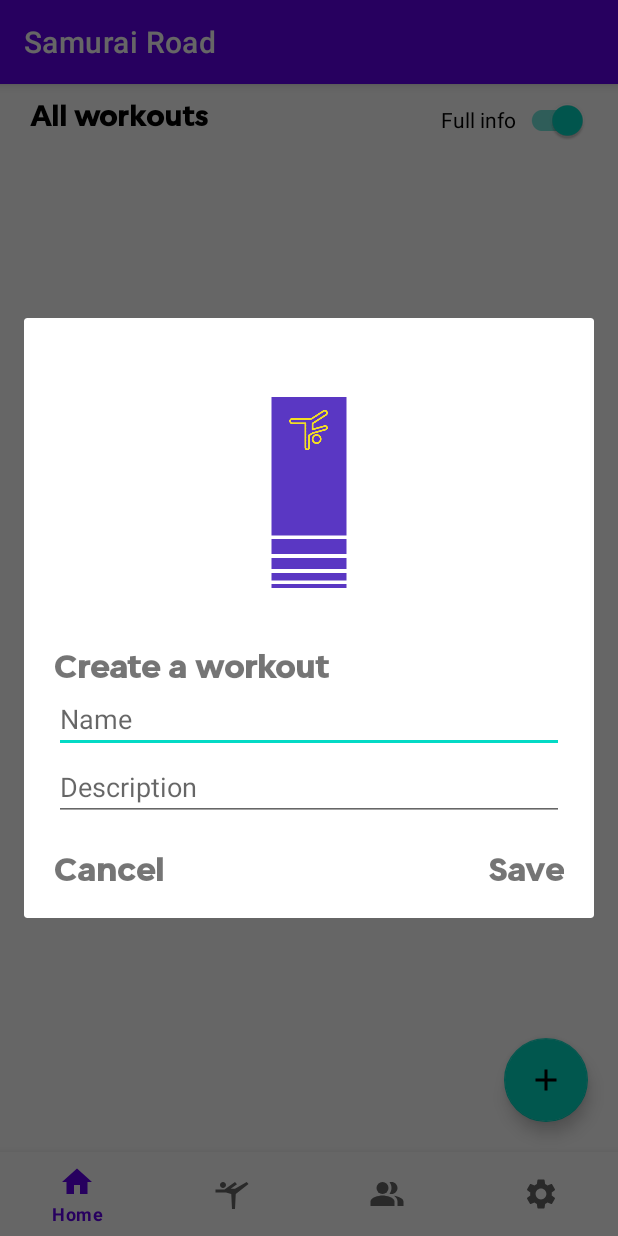
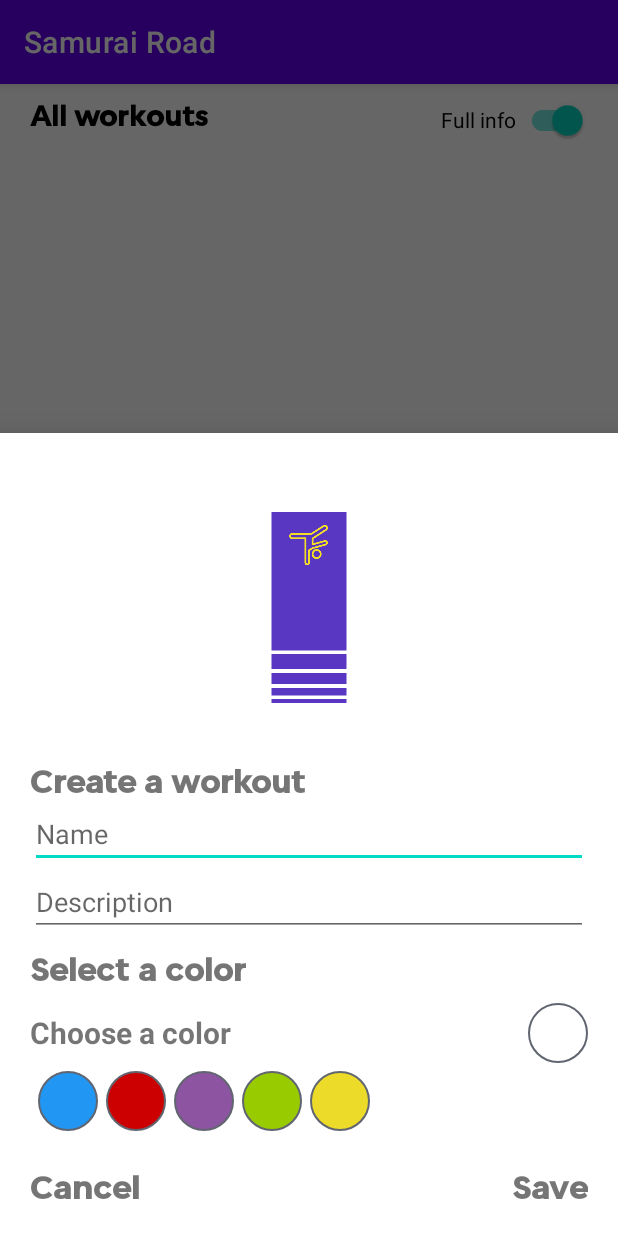
Before and after one commit to D0ytr6/workout-design-app, an Android app: the WorkoutsListFragment screen opened through its navigation route, after a tap on an icon or button, on a phone screen of 412 x 824 dp. Run offline under Robolectric (Android 15) with nearby library versions, the phone set to English and light mode, and no system bars; our stand-ins replace Room's generated code, navigation-ui.

Commit message:
Add bottom sheet dialog, send listener through bundle

```diff
--- a/app/build.gradle
+++ b/app/build.gradle
@@ -35,6 +35,7 @@ android {
     buildFeatures{
         viewBinding true
     }
+
 }
 
 dependencies {
--- a/app/src/main/java/com/example/samurairoad/adapters/ParentWorkoutAdapter.kt
+++ b/app/src/main/java/com/example/samurairoad/adapters/ParentWorkoutAdapter.kt
@@ -2,7 +2,6 @@ package com.example.samurairoad.adapters
 
 import android.util.Log
 import android.view.LayoutInflater
-import android.view.View
 import android.view.ViewGroup
 import androidx.recyclerview.widget.LinearLayoutManager
 import androidx.recyclerview.widget.RecyclerView
@@ -18,8 +17,9 @@ class ParentWorkoutAdapter : RecyclerView.Adapter<ParentWorkoutAdapter.WorkoutVi
     // workouts list for showing
     var workouts = emptyList<Workout>()
         set(newValue){
+            Log.d("MyTag", "Set new value to adapter")
             field = newValue
-            newValue.forEach {Log.d("MyTag", "Adapter $it")  }
+            Log.d("MyTag", newValue.toString())
 //             update visible list
             notifyDataSetChanged()
         }
--- /dev/null
+++ b/app/src/main/java/com/example/samurairoad/dialogs/CreateWorkoutDialog.kt
@@ -0,0 +1,86 @@
+package com.example.samurairoad.dialogs
+
+import android.app.Dialog
+import android.os.Bundle
+import android.os.Parcelable
+import android.view.LayoutInflater
+import android.view.View
+import android.view.ViewGroup
+import android.widget.Toast
+import androidx.lifecycle.ViewModelProvider
+import androidx.navigation.fragment.findNavController
+import com.example.samurairoad.R
+import com.example.samurairoad.databinding.AddWorkoutDialogBinding
+import com.example.samurairoad.ui.activities.WorkoutsListViewModel
+import com.google.android.material.bottomsheet.BottomSheetDialogFragment
+
+class CreateWorkoutDialog: BottomSheetDialogFragment() {
+
+    private lateinit var _binding: AddWorkoutDialogBinding
+    private val binding get() = _binding
+
+    override fun onCreateDialog(savedInstanceState: Bundle?): Dialog {
+        return super.onCreateDialog(savedInstanceState)
+    }
+
+    override fun onCreateView(
+        inflater: LayoutInflater,
+        container: ViewGroup?,
+        savedInstanceState: Bundle?
+    ): View? {
+        _binding = AddWorkoutDialogBinding.inflate(inflater, container, false)
+        val viewModel = ViewModelProvider(this).get(WorkoutsListViewModel::class.java)
+//        TODO replace bundle by safe args
+        val listener = arguments?.getParcelable<DialogClickListener>("clickListener")
+
+        binding.CancelButton.setOnClickListener {
+            findNavController().popBackStack()
+            Toast.makeText(requireContext(), "Cancel", Toast.LENGTH_SHORT).show()
+        }
+
+        binding.SaveButton.setOnClickListener {
+            if(!binding.nameEt.text.equals("") and !binding.descriptionEt.equals("")){
+                listener?.onSaveClickListener(binding.nameEt.text.toString(), binding.descriptionEt.text.toString())
+                findNavController().popBackStack()
+            }
+        }
+
+        binding.chooseColor.blueFl.setOnClickListener {
+            binding.chooseColor.emptyBox.setImageResource(R.drawable.color_checkbox_blue)
+//            selectedColor = R.color.blue
+        }
+
+        binding.chooseColor.redFl.setOnClickListener {
+            binding.chooseColor.emptyBox.setImageResource(R.drawable.color_checkbox_red)
+//            selectedColor = R.color.red
+        }
+
+        binding.chooseColor.greenFl.setOnClickListener {
+            binding.chooseColor.emptyBox.setImageResource(R.drawable.color_checkbox_green)
+//            selectedColor = R.color.green
+        }
+
+        binding.chooseColor.yellowFl.setOnClickListener {
+            binding.chooseColor.emptyBox.setImageResource(R.drawable.color_checkbox_yellow)
+//            selectedColor = R.color.yellow
+        }
+
+        binding.chooseColor.purpleFl.setOnClickListener {
+            binding.chooseColor.emptyBox.setImageResource(R.drawable.color_checkbox_purple)
+//            selectedColor = R.color.purple_200
+        }
+
+        return binding.root
+    }
+
+    override fun onViewCreated(view: View, savedInstanceState: Bundle?) {
+        super.onViewCreated(view, savedInstanceState)
+    }
+
+    interface DialogClickListener : Parcelable{
+
+        fun onSaveClickListener(title: String, description: String)
+
+    }
+
+}
--- a/app/src/main/java/com/example/samurairoad/repository/WorkoutRepository.kt
+++ b/app/src/main/java/com/example/samurairoad/repository/WorkoutRepository.kt
@@ -6,6 +6,7 @@ import android.graphics.Bitmap
 import android.graphics.BitmapFactory
 import android.net.Uri
 import android.util.Log
+import androidx.lifecycle.Lifecycle
 import androidx.lifecycle.LiveData
 import com.example.samurairoad.repository.WorkoutRepository.Companion.workoutDatabase
 import com.example.samurairoad.room.WorkoutDatabase
@@ -132,6 +133,7 @@ class WorkoutRepository {
         }
 
         const val MyTag = "MyTag"
+        const val LifecycleTag = "LifeCycleTag"
 
     }
 
--- a/app/src/main/java/com/example/samurairoad/ui/activities/WorkoutsListFragment.kt
+++ b/app/src/main/java/com/example/samurairoad/ui/activities/WorkoutsListFragment.kt
@@ -2,21 +2,28 @@ package com.example.samurairoad.ui.activities
 
 import android.app.Dialog
 import android.os.Bundle
+import android.os.Parcel
+import android.os.Parcelable
 import android.util.Log
 import android.view.LayoutInflater
 import android.view.View
 import android.view.ViewGroup
 import android.widget.CompoundButton
 import android.widget.Toast
+import androidx.core.os.bundleOf
 import androidx.core.view.children
 import androidx.fragment.app.Fragment
 import androidx.lifecycle.ViewModelProvider
+import androidx.navigation.fragment.findNavController
 import androidx.recyclerview.widget.StaggeredGridLayoutManager
+import com.example.samurairoad.R
 import com.example.samurairoad.adapters.Exercise
 import com.example.samurairoad.adapters.Workout
 import com.example.samurairoad.adapters.ParentWorkoutAdapter
 import com.example.samurairoad.databinding.AddWorkoutDialogBinding
 import com.example.samurairoad.databinding.FragmentWorkoutsListBinding
+import com.example.samurairoad.dialogs.CreateWorkoutDialog
+import com.example.samurairoad.repository.WorkoutRepository
 import com.example.samurairoad.room.tables.ExerciseTableModel
 import com.example.samurairoad.room.tables.WorkoutTableModel
 
@@ -37,12 +44,32 @@ class WorkoutsListFragment : Fragment() {
 
     private var workoutsShowList = listOf<Workout>()
 
+    private var selectedColor: Int? = null
+
+    private val listener = object : CreateWorkoutDialog.DialogClickListener{
+
+        override fun onSaveClickListener(title: String, description: String) {
+            viewModel.insertWorkout(requireContext(), title, description)
+        }
+
+        override fun describeContents(): Int {
+            return 0
+        }
+
+        override fun writeToParcel(p0: Parcel, p1: Int) {
+        }
+
+    }
+
     override fun onCreateView(
         inflater: LayoutInflater, container: ViewGroup?,
         savedInstanceState: Bundle?
     ): View? {
+        Log.d(WorkoutRepository.LifecycleTag, "onCreateView")
+
         _binding = FragmentWorkoutsListBinding.inflate(inflater, container, false)
 
+        //TODO most modern delegate by viev models
         viewModel = ViewModelProvider(this).get(WorkoutsListViewModel::class.java)
 
         adapter = ParentWorkoutAdapter()
@@ -51,38 +78,17 @@ class WorkoutsListFragment : Fragment() {
 
         binding.workoutListRv.adapter = adapter
 
+        // TODO hard code dialog
         val dialog = Dialog(requireContext())
 
         viewModel.workoutAdapterList.observe(viewLifecycleOwner){
+            Log.d(WorkoutRepository.MyTag, "Fragment get data from observer")
             workoutsShowList = it
             adapter.workouts = it
         }
 
         binding.fabBtnCreateWorkout.setOnClickListener {
-            var dialogBinding = AddWorkoutDialogBinding.inflate(inflater)
-
-            dialogBinding.CancelButton.setOnClickListener {
-                dialog.dismiss()
-                Toast.makeText(requireContext(), "Cancel", Toast.LENGTH_SHORT).show()
-            }
-
-            dialogBinding.SaveButton.setOnClickListener {
-                if(!dialogBinding.nameEt.text.equals("") and !dialogBinding.descriptionEt.equals("")){
-                    viewModel.insertWorkout(requireContext(), dialogBinding.nameEt.text.toString(), dialogBinding.descriptionEt.text.toString())
-                    dialog.dismiss()
-                }
-            }
-
-            dialog.setContentView(dialogBinding.root)
-
-            dialog.window!!.setLayout(
-                ViewGroup.LayoutParams.MATCH_PARENT,
-                ViewGroup.LayoutParams.WRAP_CONTENT
-            )
-
-            dialog.setCancelable(true)
-            dialog.show()
-
+            openCreateWorkoutDialog()
         }
 
         binding.materialSwitch.setOnCheckedChangeListener(CompoundButton.OnCheckedChangeListener { _, isChecked ->
@@ -96,10 +102,14 @@ class WorkoutsListFragment : Fragment() {
             }
 
         })
+
+
         return binding.root
     }
 
+
     override fun onViewCreated(view: View, savedInstanceState: Bundle?) {
+        Log.d(WorkoutRepository.LifecycleTag, "onViewCreated")
         super.onViewCreated(view, savedInstanceState)
         viewModel.getAllWorkouts(requireContext())
         viewModel.getAllExercises(requireContext())
@@ -111,4 +121,34 @@ class WorkoutsListFragment : Fragment() {
         // TODO: Use the ViewModel
     }
 
+    override fun onDestroyView() {
+        super.onDestroyView()
+        Log.d(WorkoutRepository.LifecycleTag, "onDestroy")
+    }
+
+    override fun onStart() {
+        Log.d(WorkoutRepository.LifecycleTag, "onStart")
+        super.onStart()
+    }
+
+    override fun onResume() {
+        Log.d(WorkoutRepository.LifecycleTag, "onResume")
+        super.onResume()
+    }
+
+    override fun onPause() {
+        super.onPause()
+        Log.d(WorkoutRepository.LifecycleTag, "onPause")
+    }
+
+    override fun onStop() {
+        super.onStop()
+        Log.d(WorkoutRepository.LifecycleTag, "onStop")
+    }
+
+    private fun openCreateWorkoutDialog(){
+        val bundle = bundleOf("clickListener" to listener)
+        findNavController().navigate(R.id.action_workoutsListFragment_to_createWorkoutDialog, bundle)
+    }
+
 }
--- a/app/src/main/java/com/example/samurairoad/ui/activities/WorkoutsListViewModel.kt
+++ b/app/src/main/java/com/example/samurairoad/ui/activities/WorkoutsListViewModel.kt
@@ -26,12 +26,14 @@ class WorkoutsListViewModel : ViewModel() {
     // fragment only listening, changing only in view model
     val workouts: LiveData<List<WorkoutTableModel>> = _workouts
     val exercises: LiveData<List<ExerciseTableModel>> = _exercises
-    val workoutAdapterList: LiveData<List<Workout>> = _workoutAdapterList
+    val workoutAdapterList: LiveData<List<Workout>> get() = _workoutAdapterList
 
     // TODO remake this method, hard code
     fun getAllWorkouts(context: Context){
+        Log.d("MyTag", "get All Workouts")
         viewModelScope.launch {
             _workouts.value = WorkoutRepository.getAllWorkouts(context)
+            Log.d("MyTag", "ViewModel 1 " + _workouts.value?.size.toString())
             val workoutAdapterList = mutableListOf<Workout>()
 
             for(workout in workouts.value!!){
@@ -67,6 +69,7 @@ class WorkoutsListViewModel : ViewModel() {
     }
 
     fun insertWorkout(context: Context, title: String, description: String){
+        Log.d("MyTag", "Inset new value from view model")
         viewModelScope.launch {
             WorkoutRepository.insertWorkout(context, title, description)
             getAllWorkouts(context)
--- /dev/null
+++ b/app/src/main/res/drawable-v24/color_checkbox_green.xml
@@ -0,0 +1,8 @@
+<?xml version="1.0" encoding="utf-8"?>
+<shape xmlns:android="http://schemas.android.com/apk/res/android">
+
+    <solid android:color="@android:color/holo_green_light"/>
+    <corners android:radius="200sp"/>
+    <stroke android:width="1dp" android:color="@color/darker_gray"/>
+
+</shape>
--- /dev/null
+++ b/app/src/main/res/drawable-v24/color_checkbox_purple.xml
@@ -0,0 +1,8 @@
+<?xml version="1.0" encoding="utf-8"?>
+<shape xmlns:android="http://schemas.android.com/apk/res/android">
+
+    <solid android:color="@color/purple"/>
+    <corners android:radius="200sp"/>
+    <stroke android:width="1dp" android:color="@color/darker_gray"/>
+
+</shape>
--- /dev/null
+++ b/app/src/main/res/drawable-v24/color_checkbox_yellow.xml
@@ -0,0 +1,8 @@
+<?xml version="1.0" encoding="utf-8"?>
+<shape xmlns:android="http://schemas.android.com/apk/res/android">
+
+    <solid android:color="@color/yellow"/>
+    <corners android:radius="200sp"/>
+    <stroke android:width="1dp" android:color="@color/darker_gray"/>
+
+</shape>
--- /dev/null
+++ b/app/src/main/res/drawable/color_checkbox_blue.xml
@@ -0,0 +1,8 @@
+<?xml version="1.0" encoding="utf-8"?>
+<shape xmlns:android="http://schemas.android.com/apk/res/android">
+
+    <solid android:color="@color/blue"/>
+    <corners android:radius="200sp"/>
+    <stroke android:width="1dp" android:color="@color/darker_gray"/>
+
+</shape>
--- /dev/null
+++ b/app/src/main/res/drawable/color_checkbox_empty.xml
@@ -0,0 +1,7 @@
+<?xml version="1.0" encoding="utf-8"?>
+<shape xmlns:android="http://schemas.android.com/apk/res/android">
+
+    <corners android:radius="200sp"/>
+    <stroke android:width="1dp" android:color="@color/darker_gray"/>
+
+</shape>
--- /dev/null
+++ b/app/src/main/res/drawable/color_checkbox_red.xml
@@ -0,0 +1,6 @@
+<?xml version="1.0" encoding="utf-8"?>
+<shape xmlns:android="http://schemas.android.com/apk/res/android">
+    <solid android:color="@android:color/holo_red_dark"/>
+    <corners android:radius="200sp"/>
+    <stroke android:width="1dp" android:color="@color/darker_gray"/>
+</shape>
--- a/app/src/main/res/drawable/ic_baseline_check_24.xml
+++ b/app/src/main/res/drawable/ic_baseline_check_24.xml
@@ -1,4 +1,4 @@
-<vector android:height="24dp" android:tint="@color/light_blue"
+<vector android:height="24dp" android:tint="#000000"
     android:viewportHeight="24" android:viewportWidth="24"
     android:width="24dp" xmlns:android="http://schemas.android.com/apk/res/android">
     <path android:fillColor="@android:color/white" android:pathData="M9,16.17L4.83,12l-1.42,1.41L9,19 21,7l-1.41,-1.41z"/>
--- a/app/src/main/res/layout/add_workout_dialog.xml
+++ b/app/src/main/res/layout/add_workout_dialog.xml
@@ -2,6 +2,7 @@
 <androidx.appcompat.widget.LinearLayoutCompat xmlns:android="http://schemas.android.com/apk/res/android"
     android:layout_width="match_parent"
     android:layout_height="match_parent"
+    xmlns:app="http://schemas.android.com/apk/res-auto"
     android:orientation="vertical"
     android:padding="20dp">
 
@@ -33,6 +34,21 @@
         android:layout_height="wrap_content"
         android:hint="Description" />
 
+    <TextView
+        android:layout_width="wrap_content"
+        android:layout_height="wrap_content"
+        android:layout_marginTop="10dp"
+        android:text="Select a color"
+        android:textSize="20sp"
+        android:textStyle="bold"
+        android:fontFamily="@font/shoika_semi"
+        />
+
+    <include
+        android:id="@+id/choose_color"
+        layout="@layout/choose_color_fragment" />
+
+
     <RelativeLayout
         android:layout_marginTop="20dp"
         android:layout_width="match_parent"
--- /dev/null
+++ b/app/src/main/res/layout/choose_color_fragment.xml
@@ -0,0 +1,137 @@
+<?xml version="1.0" encoding="utf-8"?>
+<androidx.appcompat.widget.LinearLayoutCompat xmlns:android="http://schemas.android.com/apk/res/android"
+    xmlns:app="http://schemas.android.com/apk/res-auto"
+    android:layout_width="match_parent"
+    android:layout_height="wrap_content"
+    android:layout_marginTop="10dp"
+    android:orientation="vertical">
+
+    <RelativeLayout
+        android:layout_width="match_parent"
+        android:layout_height="wrap_content">
+
+        <TextView
+            android:layout_width="wrap_content"
+            android:layout_height="wrap_content"
+            android:layout_centerVertical="true"
+            android:text="Choose a color"
+            android:textSize="20sp"
+            android:textStyle="bold" />
+
+        <ImageView
+            android:id="@+id/empty_box"
+            android:layout_width="40dp"
+            android:layout_height="40dp"
+            android:layout_alignParentEnd="true"
+            android:src="@drawable/color_checkbox_empty" />
+
+
+    </RelativeLayout>
+
+
+    <HorizontalScrollView
+        android:layout_width="match_parent"
+        android:layout_height="wrap_content">
+
+        <androidx.appcompat.widget.LinearLayoutCompat
+            android:layout_width="wrap_content"
+            android:layout_height="wrap_content"
+            android:padding="5dp"
+            android:orientation="horizontal" >
+
+            <FrameLayout
+                android:id="@+id/blue_fl"
+                android:layout_width="wrap_content"
+                android:layout_height="wrap_content"
+                >
+
+                <ImageView
+                    android:layout_width="40dp"
+                    android:layout_height="40dp"
+                    android:src="@drawable/color_checkbox_blue" />
+
+                <ImageView
+                    android:layout_width="40dp"
+                    android:layout_height="40dp"
+                    app:tint="@color/white" />
+
+            </FrameLayout>
+
+            <FrameLayout
+                android:id="@+id/red_fl"
+                android:layout_width="wrap_content"
+                android:layout_height="wrap_content"
+                android:paddingStart="5dp">
+
+                <ImageView
+                    android:layout_width="40dp"
+                    android:layout_height="40dp"
+                    android:src="@drawable/color_checkbox_red" />
+
+                <ImageView
+                    android:layout_width="40dp"
+                    android:layout_height="40dp"
+                    app:tint="@color/white" />
+
+            </FrameLayout>
+
+            <FrameLayout
+                android:id="@+id/purple_fl"
+                android:layout_width="wrap_content"
+                android:layout_height="wrap_content"
+                android:paddingStart="5dp">
+
+                <ImageView
+                    android:layout_width="40dp"
+                    android:layout_height="40dp"
+                    android:src="@drawable/color_checkbox_purple" />
+
+                <ImageView
+                    android:layout_width="40dp"
+                    android:layout_height="40dp"
+                    app:tint="@color/white" />
+
+            </FrameLayout>
+
+            <FrameLayout
+                android:id="@+id/green_fl"
+                android:layout_width="wrap_content"
+                android:layout_height="wrap_content"
+                android:paddingStart="5dp">
+
+                <ImageView
+                    android:layout_width="40dp"
+                    android:layout_height="40dp"
+                    android:src="@drawable/color_checkbox_green" />
+
+                <ImageView
+                    android:layout_width="40dp"
+                    android:layout_height="40dp"
+                    app:tint="@color/white" />
+
+            </FrameLayout>
+
+            <FrameLayout
+                android:id="@+id/yellow_fl"
+                android:layout_width="wrap_content"
+                android:layout_height="wrap_content"
+                android:paddingStart="5dp">
+
+                <ImageView
+                    android:layout_width="40dp"
+                    android:layout_height="40dp"
+                    android:src="@drawable/color_checkbox_yellow" />
+
+                <ImageView
+                    android:layout_width="40dp"
+                    android:layout_height="40dp"
+                    app:tint="@color/white" />
+
+            </FrameLayout>
+
+
+        </androidx.appcompat.widget.LinearLayoutCompat>
+
+    </HorizontalScrollView>
+
+</androidx.appcompat.widget.LinearLayoutCompat>
--- a/app/src/main/res/layout/fragment_activities.xml
+++ b/app/src/main/res/layout/fragment_activities.xml
@@ -96,7 +96,7 @@
                     android:layout_height="wrap_content"
                     android:fontFamily="@font/shoika_semi"
                     android:text="Create a new exercise"
-                    android:textColor="@color/orange"
+                    android:textColor="@color/yellow"
                     android:textSize="22sp"
                     app:layout_constraintBottom_toBottomOf="parent"
                     app:layout_constraintEnd_toEndOf="parent"
@@ -134,7 +134,7 @@
                     android:layout_height="wrap_content"
                     android:fontFamily="@font/shoika_semi"
                     android:text="All your workouts"
-                    android:textColor="@color/orange"
+                    android:textColor="@color/yellow"
                     android:textSize="22sp"
                     app:layout_constraintBottom_toBottomOf="parent"
                     app:layout_constraintEnd_toEndOf="parent"
@@ -206,7 +206,7 @@
                     android:layout_height="wrap_content"
                     android:fontFamily="@font/shoika_semi"
                     android:text="Import / Export"
-                    android:textColor="@color/orange"
+                    android:textColor="@color/yellow"
                     android:textSize="22sp"
                     app:layout_constraintBottom_toBottomOf="parent"
                     app:layout_constraintEnd_toEndOf="parent"
--- a/app/src/main/res/navigation/app_navigation.xml
+++ b/app/src/main/res/navigation/app_navigation.xml
@@ -46,8 +46,24 @@
         android:id="@+id/workoutsListFragment"
         android:name="com.example.samurairoad.ui.activities.WorkoutsListFragment"
         android:label="WorkoutsListFragment"
-        tools:layout="@layout/fragment_workouts_list"
+        tools:layout="@layout/fragment_workouts_list">
+        <action
+            android:id="@+id/action_workoutsListFragment_to_createWorkoutDialog"
+            app:destination="@id/createWorkoutDialog" >
+        </action>
+    </fragment>
 
-        />
+    <dialog
+        android:id="@+id/createWorkoutDialog"
+        android:name="com.example.samurairoad.dialogs.CreateWorkoutDialog"
+        android:label="CreateWorkoutDialog"
+        tools:layout="@layout/add_workout_dialog">
+
+        <argument
+            android:name="clickListener"
+            app:argType="com.example.samurairoad.dialogs.CreateWorkoutDialog$DialogClickListener"
+            app:nullable="false" />
+
+    </dialog>
 
 </navigation>
--- a/app/src/main/res/values/colors.xml
+++ b/app/src/main/res/values/colors.xml
@@ -12,7 +12,12 @@
     <color name="purple">#8c54a1</color>
     <color name="gray">#ededed</color>
     <color name="light_purple">#CBC3E3</color>
-    <color name="orange">#ecdb29</color>
+    <color name="yellow">#ecdb29</color>
     <color name="light_gray">#D9D9D9</color>
     <color name="light_purple2">#EFE5E5</color>
+    <color name="darker_gray">#606570</color>
+    <color name="red">#ffcc0000</color>
+    <color name="green">#ff99cc00</color>
+
+
 </resources>
```
